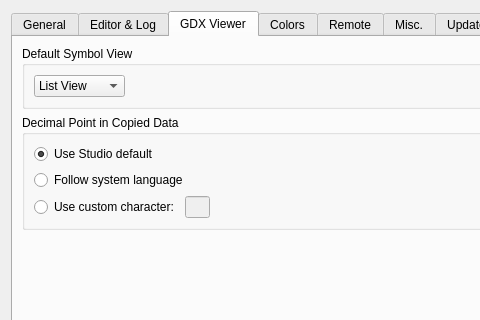
This is src/settingsdialog.ui in GAMS-dev/studio as Qt 5 draws it before an edit; both pictures show x 0 to 480 and y 0 to 320 of the 717 by 515 pixel window. The edited form follows.
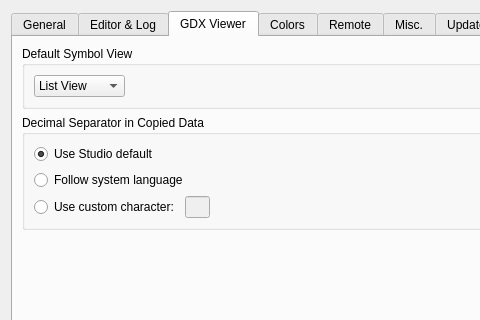
This is the edited form. Icons and pictures are not drawn.

Commit message: Use 'decimal separator' instead of 'decimal point'

Diff of the .ui file:
```diff
--- a/src/settingsdialog.ui
+++ b/src/settingsdialog.ui
@@ -621,7 +621,7 @@
        <item>
         <widget class="QGroupBox" name="groupBox_6">
          <property name="title">
-          <string>Decimal Point in Copied Data</string>
+          <string>Decimal Separator in Copied Data</string>
          </property>
          <layout class="QVBoxLayout" name="verticalLayout_6">
           <item>
```
The commit also changes 10 other files.
